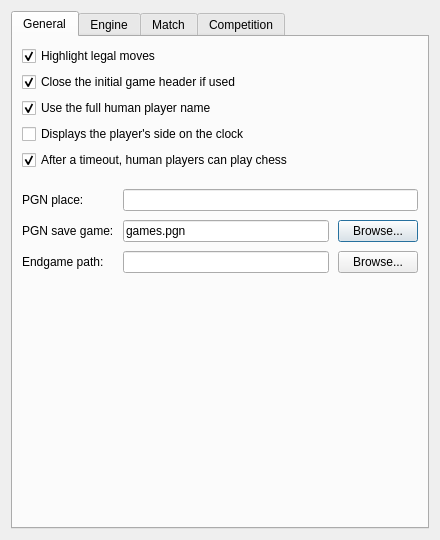
Above: projects/gui/ui/settingsdlg.ui from tuasananh/Sylvan before the change. Below: the same form after it.
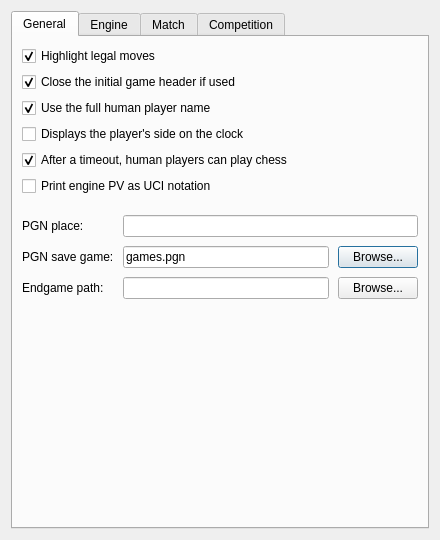
That is the form after the change. Custom widgets are drawn as their Qt base class.

Commit message: feat: add print uci move option

What changed in the file:
```diff
--- a/projects/gui/ui/settingsdlg.ui
+++ b/projects/gui/ui/settingsdlg.ui
@@ -79,6 +79,13 @@
            </property>
           </widget>
          </item>
+         <item row="7" column="0">
+          <widget class="QCheckBox" name="m_printUciPvCheck">
+           <property name="text">
+            <string>Print engine PV as UCI notation</string>
+           </property>
+          </widget>
+         </item>
         </layout>
        </item>
        <item>
```
The commit also changes 3 other files.
